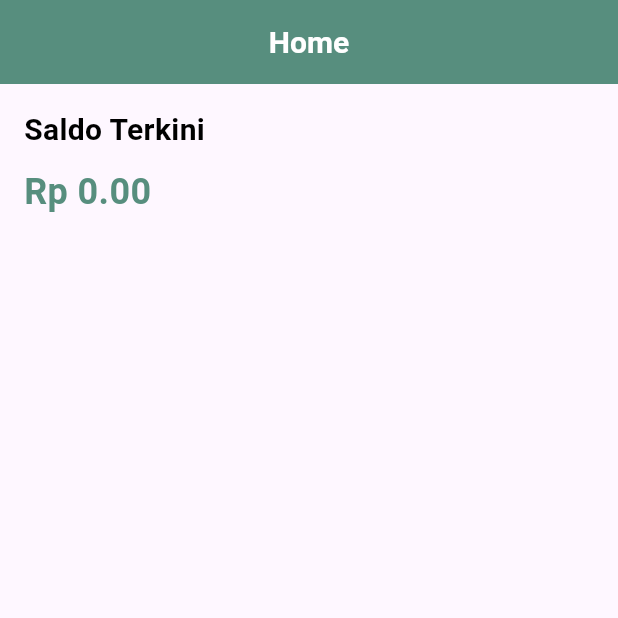
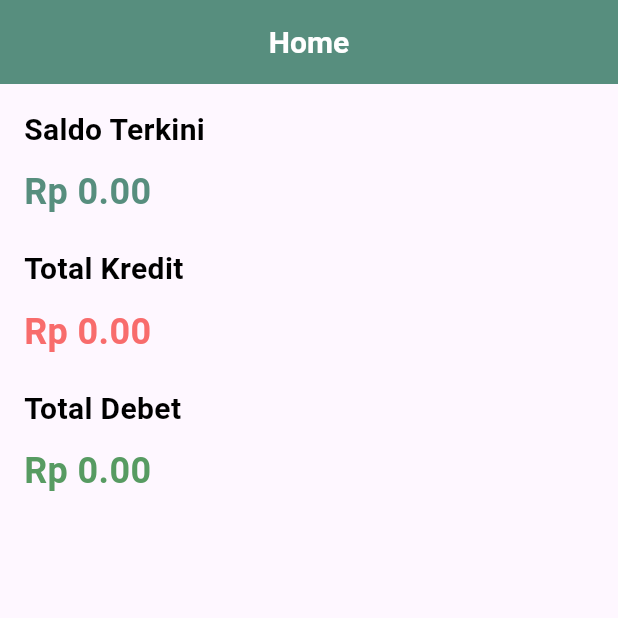
Before and after one commit to jonyxz/bumdesa-finance, a Flutter app: the HomePage screen opened directly with empty values, on a phone screen of 412 x 824 dp, the top half of it. Run offline on Flutter 3.47's test engine with Material 3 defaults, Android fonts, the phone set to English and light mode, and no system bars; our stand-ins replace cloud_firestore, firebase_auth, firebase_core; accounts and stored records are empty.

Commit message:
Add total Kredit and Debet calculations to HomePage

```diff
--- a/lib/pages/dashboard/HomePage.dart
+++ b/lib/pages/dashboard/HomePage.dart
@@ -2,6 +2,7 @@ import 'package:cloud_firestore/cloud_firestore.dart';
 import 'package:flutter/material.dart';
 import 'package:bumdesa_finance/models/akun.dart';
 import 'package:bumdesa_finance/models/saldo.dart';
+import 'package:bumdesa_finance/models/transaksi.dart';
 import 'package:bumdesa_finance/components/styles.dart';
 
 class HomePage extends StatefulWidget {
@@ -15,12 +16,15 @@ class HomePage extends StatefulWidget {
 class _HomePageState extends State<HomePage> {
   final _firestore = FirebaseFirestore.instance;
   double saldoTerkini = 0.0;
+  double totalKredit = 0.0;
+  double totalDebet = 0.0;
   bool _isLoading = true;
 
   @override
   void initState() {
     super.initState();
     getSaldoTerkini();
+    getTotalKreditDebet();
   }
 
   Future<void> getSaldoTerkini() async {
@@ -55,6 +59,32 @@ class _HomePageState extends State<HomePage> {
     }
   }
 
+  Future<void> getTotalKreditDebet() async {
+    try {
+      QuerySnapshot<Map<String, dynamic>> transaksiSnapshot =
+          await _firestore.collection('transaksi').get();
+
+      double kredit = 0.0;
+      double debet = 0.0;
+
+      for (var doc in transaksiSnapshot.docs) {
+        Transaksi transaksi = Transaksi.fromFirestore(doc);
+        if (transaksi.jenisTransaksi == 'Kredit') {
+          kredit += transaksi.jumlah;
+        } else if (transaksi.jenisTransaksi == 'Debet') {
+          debet += transaksi.jumlah;
+        }
+      }
+
+      setState(() {
+        totalKredit = kredit;
+        totalDebet = debet;
+      });
+    } catch (e) {
+      print('Error: $e');
+    }
+  }
+
   @override
   Widget build(BuildContext context) {
     return Scaffold(
@@ -86,6 +116,34 @@ class _HomePageState extends State<HomePage> {
                     ),
                   ),
                   SizedBox(height: 20),
+                  Text(
+                    'Total Kredit',
+                    style: headerStyle(level: 3),
+                  ),
+                  SizedBox(height: 10),
+                  Text(
+                    'Rp ${totalKredit.toStringAsFixed(2)}',
+                    style: TextStyle(
+                      fontSize: 24,
+                      fontWeight: FontWeight.bold,
+                      color: dangerColor,
+                    ),
+                  ),
+                  SizedBox(height: 20),
+                  Text(
+                    'Total Debet',
+                    style: headerStyle(level: 3),
+                  ),
+                  SizedBox(height: 10),
+                  Text(
+                    'Rp ${totalDebet.toStringAsFixed(2)}',
+                    style: TextStyle(
+                      fontSize: 24,
+                      fontWeight: FontWeight.bold,
+                      color: successColor,
+                    ),
+                  ),
+                  SizedBox(height: 20),
                   // Tambahkan widget lain yang ingin ditampilkan di home
                 ],
               ),
```
